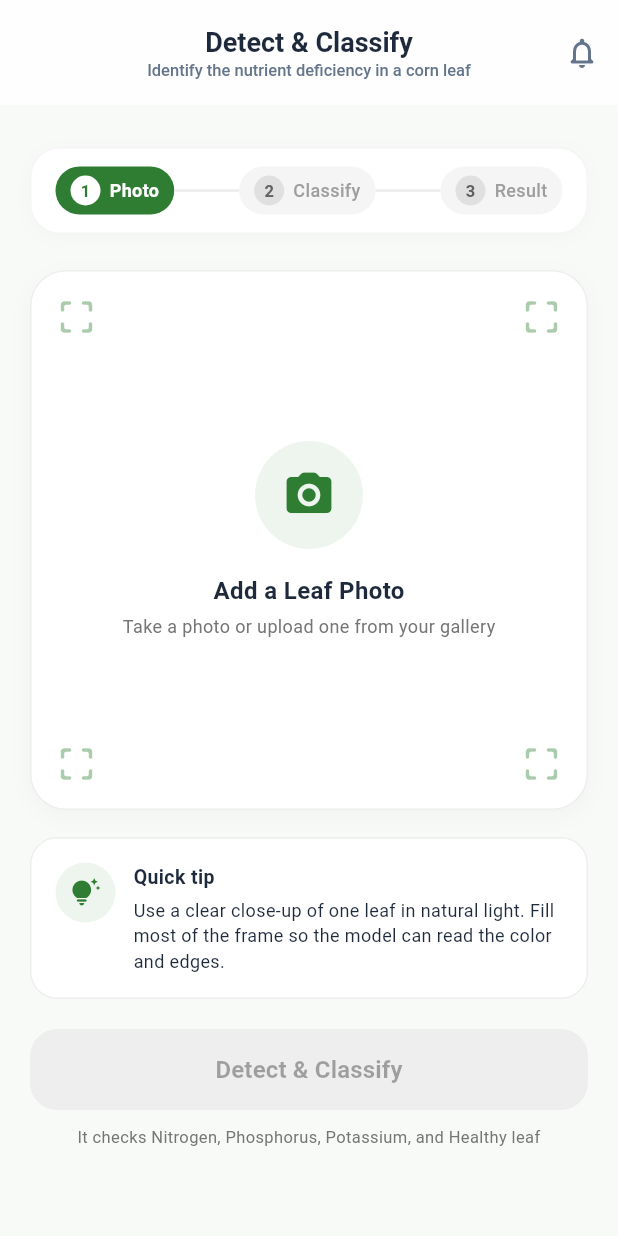
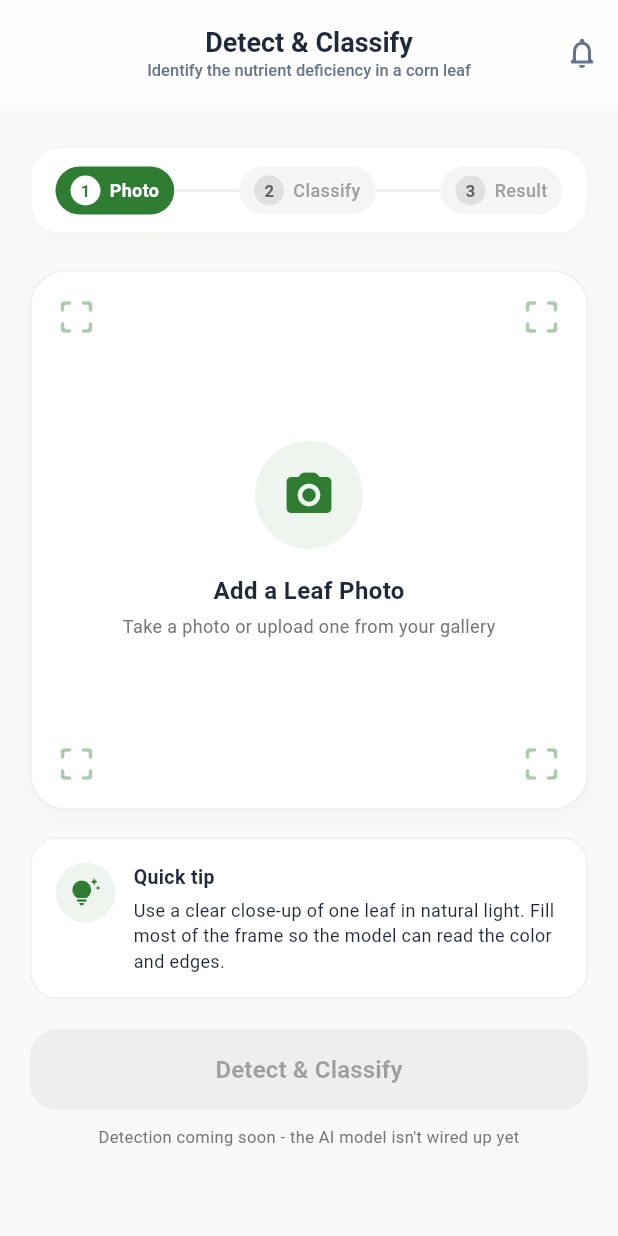
Before and after one commit to dunkinnn/corndetector, a Flutter app: the ScanScreen screen opened directly, on a phone screen of 412 x 824 dp. Run offline on Flutter 3.47's test engine with Material 3 defaults, Android fonts, the phone set to English and light mode, and no system bars; our stand-ins replace camera, flutter_secure_storage, image_picker, shared_preferences, supabase_flutter; accounts and stored records are empty; statements that could not run were skipped.

Commit message:
Update: Disable mock detection and update UI for future AI model integration

```diff
--- a/lib/screens/scan_screen.dart
+++ b/lib/screens/scan_screen.dart
@@ -280,8 +280,10 @@ class _ScanScreenState extends State<ScanScreen> {
     return deficiencies.take(count).toList();
   }
 
-  // TODO: swap this simulated delay + random pick for a real on-device or
-  // API-based nutrient-deficiency detection model.
+  // Currently unused - the "Detect & Classify" button is disabled until a
+  // real model replaces this. TODO: swap this simulated delay + random pick
+  // for a real on-device or API-based nutrient-deficiency detection model,
+  // then re-wire the button's onPressed back to this.
   Future<void> _analyze() async {
     if (_image == null) return;
     // Picked upfront (not after the delay) so the bounding boxes are
@@ -637,8 +639,10 @@ class _ScanScreenState extends State<ScanScreen> {
         SizedBox(
           width: double.infinity,
           height: 54,
+          // Disabled until a real detection model is wired into _analyze -
+          // see the TODO there. Capture/upload above still works normally.
           child: ElevatedButton(
-            onPressed: _image == null ? null : _analyze,
+            onPressed: null,
             style: ElevatedButton.styleFrom(
               backgroundColor: _primaryColor,
               disabledBackgroundColor: Colors.grey.shade200,
@@ -657,7 +661,7 @@ class _ScanScreenState extends State<ScanScreen> {
         const SizedBox(height: 10),
         Center(
           child: Text(
-            'It checks Nitrogen, Phosphorus, Potassium, and Healthy leaf',
+            'Detection coming soon - the AI model isn\'t wired up yet',
             textAlign: TextAlign.center,
             style: TextStyle(fontSize: 11, color: Colors.grey.shade600),
           ),
```
Also changed, not shown: 1 other file.
